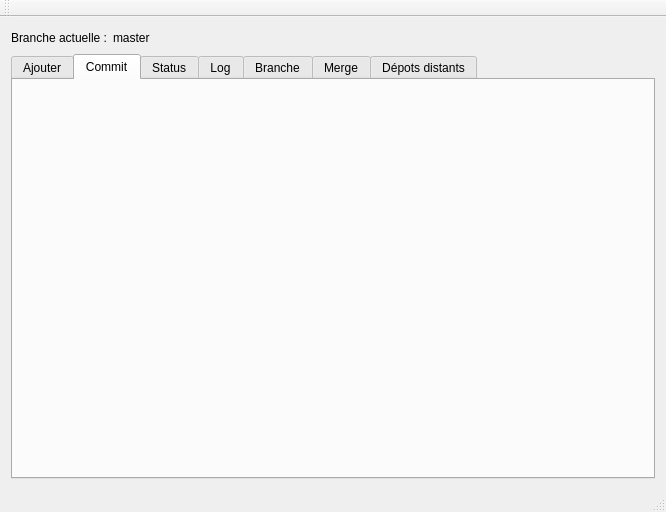
Old version of the form main_window.ui in the repository AntoninLoubiere/GitGui.
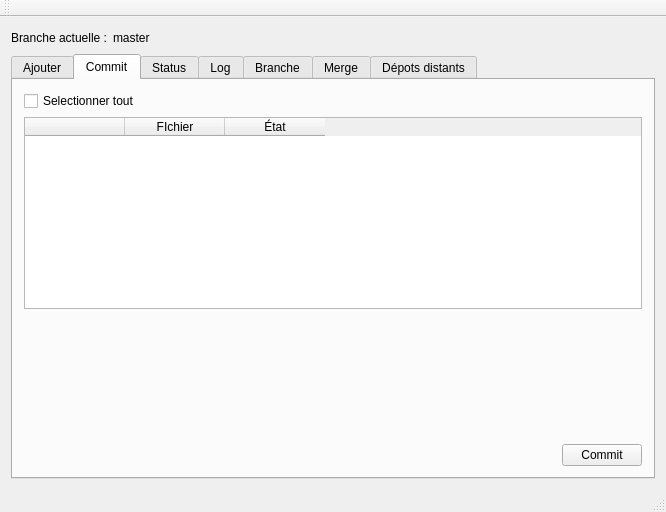
New version of the form. The open tabs and pages were chosen to show the change.

Commit message: Implement commit table widget

The edit to the form file:
```diff
--- a/main_window.ui
+++ b/main_window.ui
@@ -159,6 +159,87 @@
        <attribute name="title">
         <string>Commit</string>
        </attribute>
+       <layout class="QVBoxLayout" name="verticalLayout_5">
+        <item>
+         <layout class="QGridLayout" name="gridLayout_4">
+          <item row="0" column="0">
+           <widget class="QCheckBox" name="checkBox">
+            <property name="text">
+             <string>Selectionner tout</string>
+            </property>
+            <property name="checked">
+             <bool>false</bool>
+            </property>
+            <property name="tristate">
+             <bool>false</bool>
+            </property>
+           </widget>
+          </item>
+          <item row="1" column="0">
+           <widget class="QTableWidget" name="commitTableWidget">
+            <property name="editTriggers">
+             <set>QAbstractItemView::NoEditTriggers</set>
+            </property>
+            <attribute name="verticalHeaderVisible">
+             <bool>false</bool>
+            </attribute>
+            <column>
+             <property name="text">
+              <string/>
+             </property>
+            </column>
+            <column>
+             <property name="text">
+              <string>FIchier</string>
+             </property>
+            </column>
+            <column>
+             <property name="text">
+              <string>État</string>
+             </property>
+            </column>
+           </widget>
+          </item>
+         </layout>
+        </item>
+        <item>
+         <spacer name="verticalSpacer_2">
+          <property name="orientation">
+           <enum>Qt::Vertical</enum>
+          </property>
+          <property name="sizeHint" stdset="0">
+           <size>
+            <width>20</width>
+            <height>40</height>
+           </size>
+          </property>
+         </spacer>
+        </item>
+        <item>
+         <layout class="QHBoxLayout" name="horizontalLayout_5">
+          <item>
+           <spacer name="horizontalSpacer_6">
+            <property name="orientation">
+             <enum>Qt::Horizontal</enum>
+            </property>
+            <property name="sizeHint" stdset="0">
+             <size>
+              <width>40</width>
+              <height>20</height>
+             </size>
+            </property>
+           </spacer>
+          </item>
+          <item>
+           <widget class="QPushButton" name="commitButton">
+            <property name="text">
+             <string>Commit</string>
+            </property>
+           </widget>
+          </item>
+         </layout>
+        </item>
+       </layout>
       </widget>
       <widget class="QWidget" name="statusTab">
        <attribute name="title">
```
Left out of the diff: 2 changed lines with no effect on the pictures. The commit also changes 3 other files.
